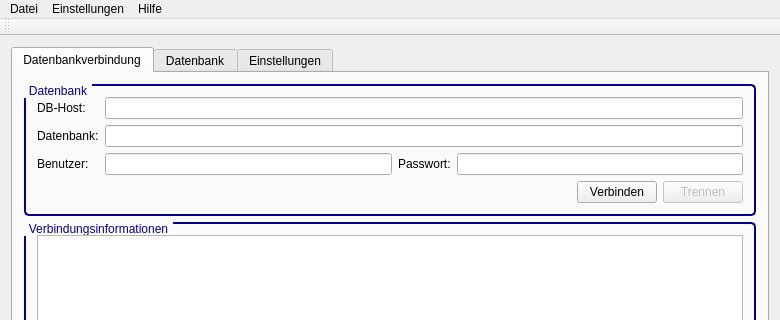
The window that CPP_GUI/Q2_Admin/mainwindow.ui (Normo/Q2_QuickQuizzer) describes before a commit, drawn with Qt 5; both pictures show x 0 to 780 and y 0 to 320 of the 780 by 721 pixel window.
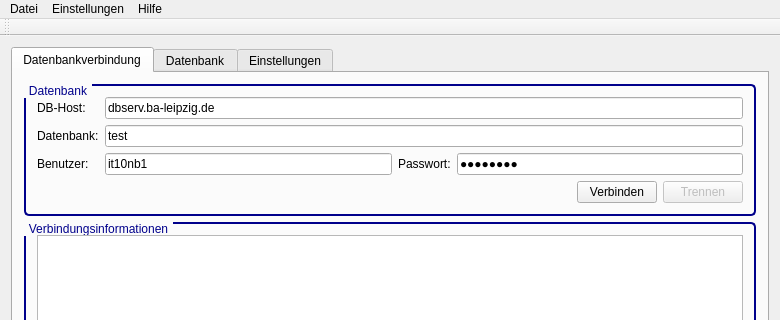
The same window after the commit. Icons and pictures are not drawn.

```diff
--- a/CPP_GUI/Q2_Admin/mainwindow.ui
+++ b/CPP_GUI/Q2_Admin/mainwindow.ui
@@ -69,7 +69,7 @@
              <item row="0" column="1">
               <widget class="QLineEdit" name="txt_dbHost">
                <property name="text">
-                <string/>
+                <string>dbserv.ba-leipzig.de</string>
                </property>
               </widget>
              </item>
@@ -83,7 +83,7 @@
              <item row="1" column="1">
               <widget class="QLineEdit" name="txt_dbName">
                <property name="text">
-                <string/>
+                <string>test</string>
                </property>
               </widget>
              </item>
@@ -99,7 +99,7 @@
                <item>
                 <widget class="QLineEdit" name="txt_dbUser">
                  <property name="text">
-                  <string/>
+                  <string>it10nb1</string>
                  </property>
                 </widget>
                </item>
@@ -113,7 +113,7 @@
                <item>
                 <widget class="QLineEdit" name="txt_dbPasswd">
                  <property name="text">
-                  <string/>
+                  <string>jlilizat</string>
                  </property>
                  <property name="echoMode">
                   <enum>QLineEdit::Password</enum>
```
Left out of the diff: 78 changed lines with no effect on the pictures.
